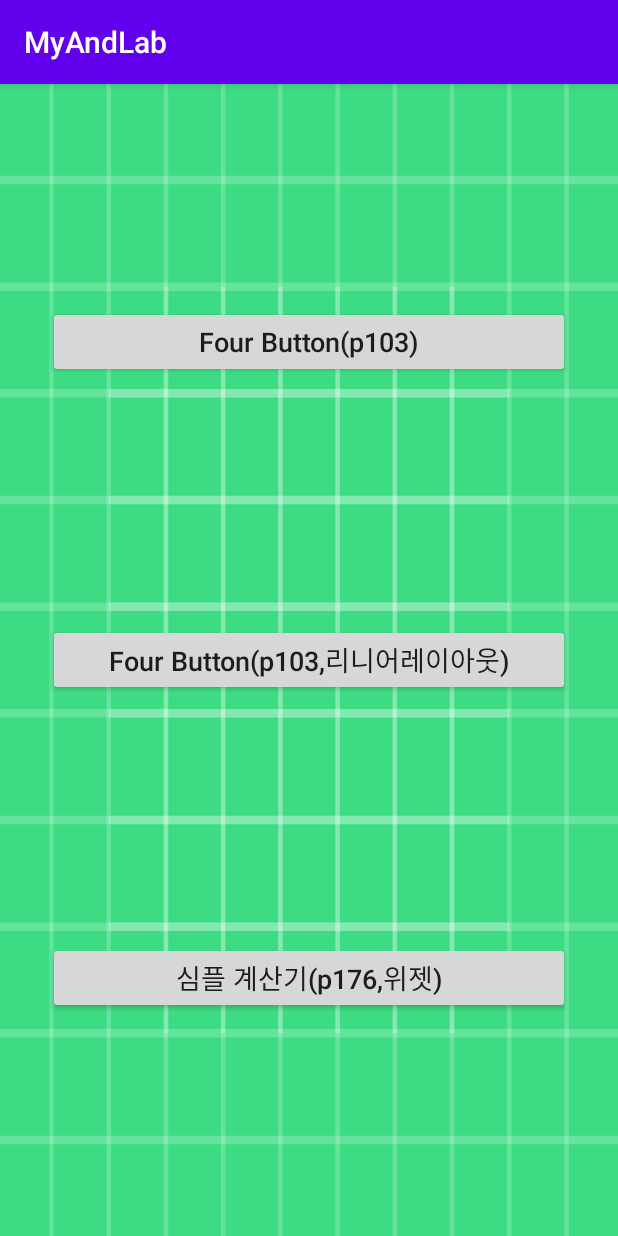
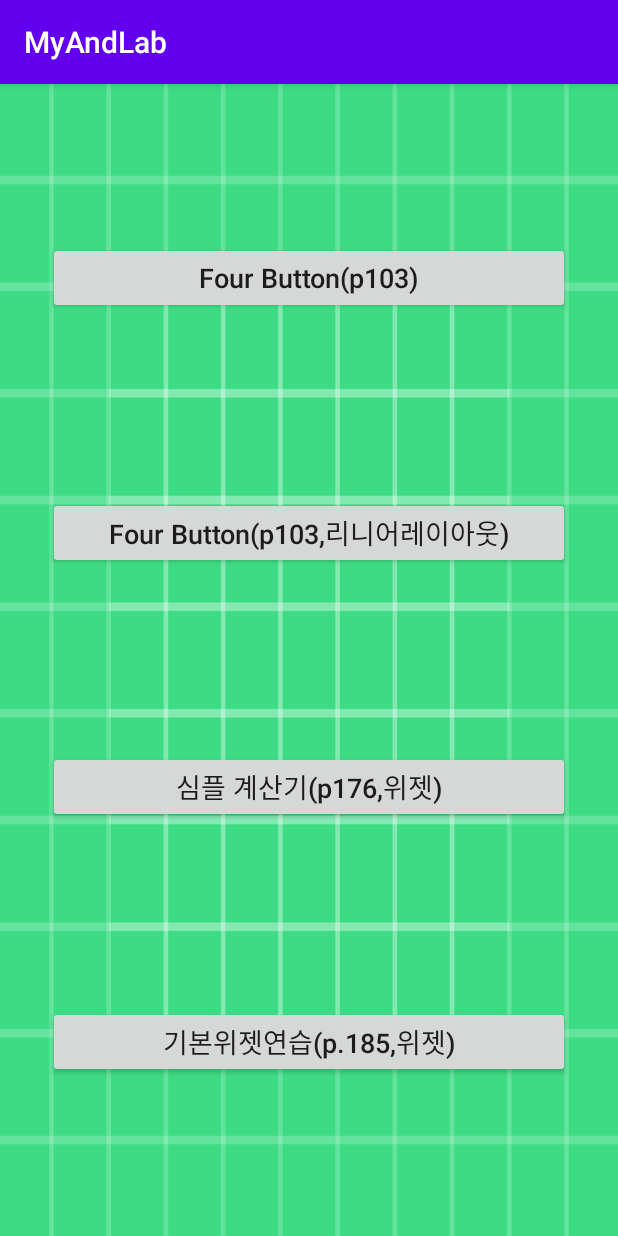
Before and after one commit to progh2/MyAndLab, an Android app: the screen it shows after launch (MainActivity), on a phone screen of 412 x 824 dp. Run offline under Robolectric (Android 15) with nearby library versions, the phone set to English and light mode, and no system bars.

Commit message:
#5 라디오 버튼 등 여러가지 위젯 사용 연습

```diff
--- a/app/src/main/AndroidManifest.xml
+++ b/app/src/main/AndroidManifest.xml
@@ -9,7 +9,9 @@
         android:roundIcon="@mipmap/ic_launcher_round"
         android:supportsRtl="true"
         android:theme="@style/AppTheme">
-        <activity android:name=".ch04widget.CalActivity"></activity>
+        <activity android:name=".ch04widget.LovelyPetActivity"></activity>
+        <activity android:name=".ch04widget.BasicWidgetActivity" />
+        <activity android:name=".ch04widget.CalActivity" />
         <activity android:name=".Fourbutton2Activity" />
         <activity android:name=".FourbuttonActivity" />
         <activity android:name=".MainActivity">
--- a/app/src/main/java/kr/hs/emirim/ham/myandlab/MainActivity.kt
+++ b/app/src/main/java/kr/hs/emirim/ham/myandlab/MainActivity.kt
@@ -3,34 +3,33 @@ package kr.hs.emirim.ham.myandlab
 import android.content.Intent
 import androidx.appcompat.app.AppCompatActivity
 import android.os.Bundle
+import android.view.View
 import android.widget.Button
 import android.widget.ImageView
+import kr.hs.emirim.ham.myandlab.ch04widget.BasicWidgetActivity
 import kr.hs.emirim.ham.myandlab.ch04widget.CalActivity
 
-class MainActivity : AppCompatActivity() {
-
-    lateinit var mButton1 : Button
-    lateinit var mButton2 : Button
+class MainActivity : AppCompatActivity(), View.OnClickListener {
 
     override fun onCreate(savedInstanceState: Bundle?) {
         super.onCreate(savedInstanceState)
         setContentView(R.layout.activity_main)
 
-        mButton1 = findViewById(R.id.button1)
-        mButton2 = findViewById(R.id.button2)
+        findViewById<Button>(R.id.button1).setOnClickListener(this)
+        findViewById<Button>(R.id.button2).setOnClickListener(this)
+        findViewById<Button>(R.id.button3).setOnClickListener(this)
+        findViewById<Button>(R.id.button4).setOnClickListener(this)
+    }
 
-        mButton1.setOnClickListener {
-            //Intent intent = new Intent(this, MainActivity.class);
-            startActivity(Intent(this, FourbuttonActivity::class.java))
+    override fun onClick(v: View) {
+        var intent : Intent? = null
+        when(v.id){
+            R.id.button1 -> intent = Intent(this, FourbuttonActivity::class.java)
+            R.id.button2 -> intent = Intent(this, Fourbutton2Activity::class.java)
+            R.id.button3 -> intent = Intent(this, CalActivity::class.java)
+            R.id.button4 -> intent = Intent(this, BasicWidgetActivity::class.java)
+            else -> return
         }
-
-        mButton2.setOnClickListener {
-            startActivity(Intent(this, Fourbutton2Activity::class.java))
-        }
-
-        findViewById<Button>(R.id.button3).setOnClickListener {
-            startActivity(Intent(this, CalActivity::class.java))
-        }
-
+        startActivity(intent)
     }
 }
--- a/app/src/main/res/layout/activity_main.xml
+++ b/app/src/main/res/layout/activity_main.xml
@@ -57,6 +57,24 @@
         app:layout_constraintEnd_toEndOf="parent"
         app:layout_constraintStart_toStartOf="parent"
         app:layout_constraintTop_toBottomOf="@id/button2"
+        app:layout_constraintBottom_toTopOf="@id/button4"
+        />
+
+    <Button
+        android:id="@+id/button4"
+        android:layout_width="0dp"
+        android:layout_height="wrap_content"
+        android:layout_marginStart="32dp"
+        android:layout_marginLeft="32dp"
+        android:layout_marginTop="16dp"
+        android:layout_marginEnd="32dp"
+        android:layout_marginRight="32dp"
+        android:text="@string/btnBasicWidget"
+        android:textAllCaps="false"
+        android:textSize="18sp"
+        app:layout_constraintEnd_toEndOf="parent"
+        app:layout_constraintStart_toStartOf="parent"
+        app:layout_constraintTop_toBottomOf="@id/button3"
         app:layout_constraintBottom_toBottomOf="parent"
         />
 </androidx.constraintlayout.widget.ConstraintLayout>
--- a/app/src/main/res/values/strings.xml
+++ b/app/src/main/res/values/strings.xml
@@ -7,4 +7,10 @@
     <string name="openPhoto">갤러리 열기</string>
     <string name="back">돌아가기</string>
     <string name="btnCal">심플 계산기(p176,위젯)</string>
+    <string name="btnBasicWidget">기본위젯연습(p.185,위젯)</string>
+    <string name="androidphone">안드로이드폰</string>
+    <string name="iphone">아이폰</string>
+    <string name="windowsphone">윈도폰</string>
+    <string name="bulb">천정등</string>
+    <string name="togglebutton">ToggleButton</string>
 </resources>
```
Also changed, not shown: app/src/main/java/kr/hs/emirim/ham/myandlab/ch04widget/BasicWidgetActivity.kt (added, +27 -0 lines), app/src/main/java/kr/hs/emirim/ham/myandlab/ch04widget/LovelyPetActivity.kt (added, +12 -0 lines), app/src/main/res/layout/activity_basic_widget.xml (added, +103 -0 lines), app/src/main/res/layout/activity_lovely_pet.xml (added, +82 -0 lines), app/src/main/res/drawable/kitty.jpg (added).
